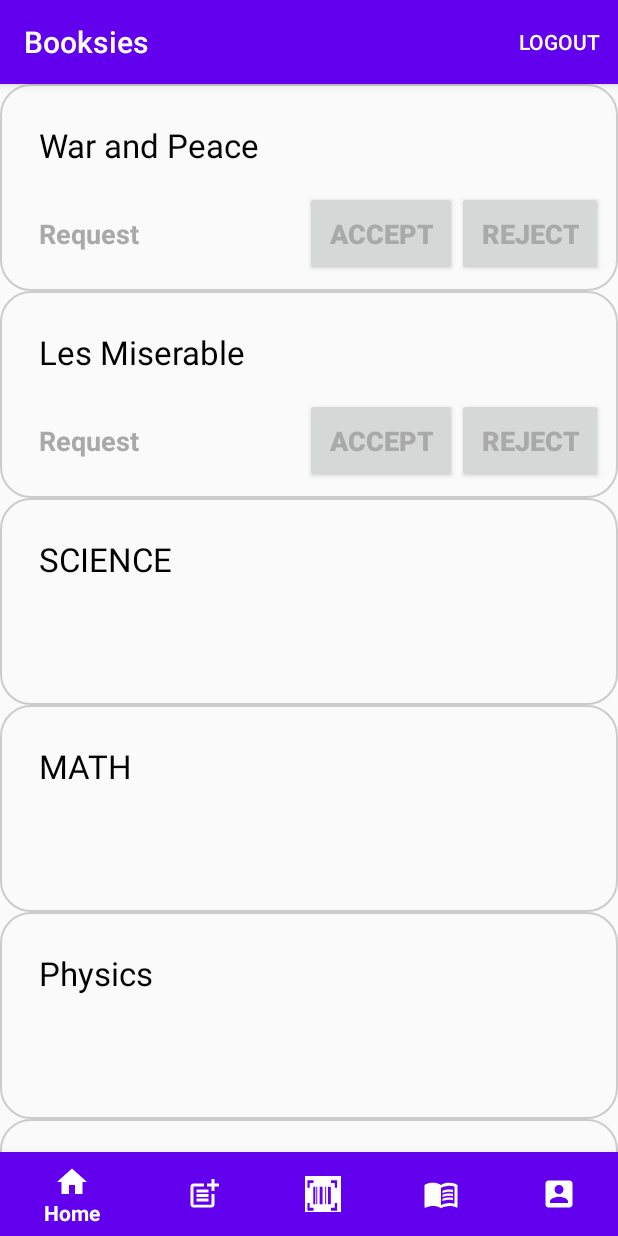
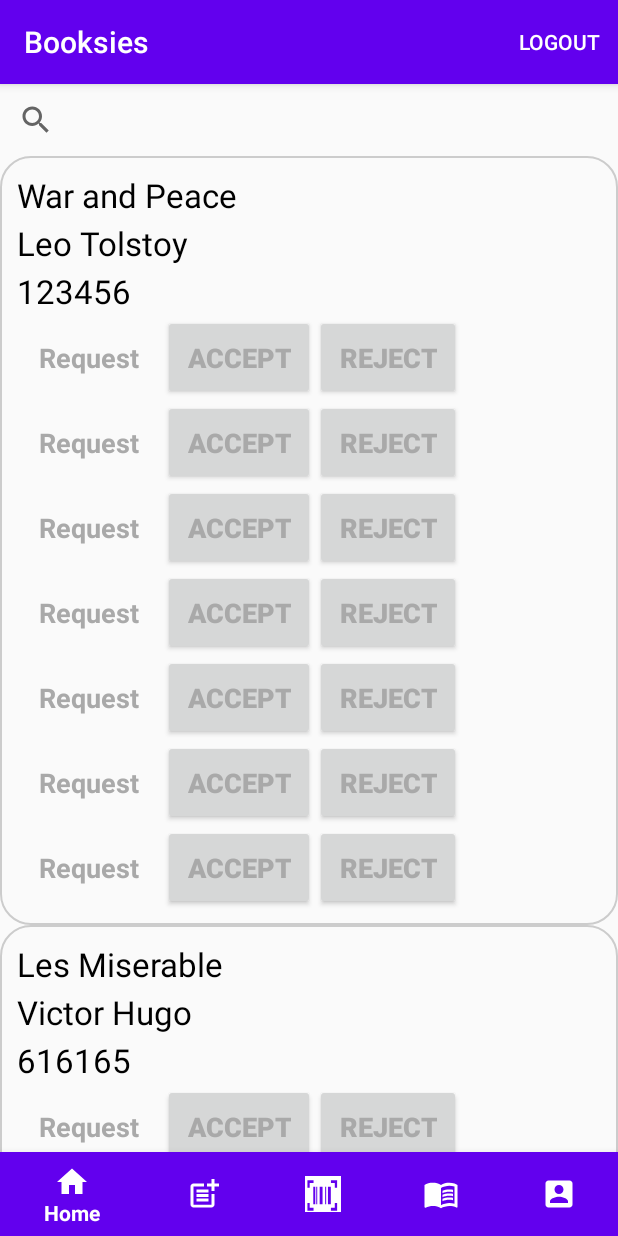
Before and after one commit to CMPUT301F20T03/OneInfiniteLoop, an Android app: the HomeFragment screen opened directly, with no data from a screen before it, after a tap on "Les Miserable", on a phone screen of 412 x 824 dp. Run offline under Robolectric (Android 15) with nearby library versions, the phone set to English and light mode, and no system bars; our stand-ins replace Firebase (no records; nobody signed in at launch, a user with empty details on screens opened directly); 1 other tap on this screen came first.

Commit message:
created the list in the expandable list and request is possible

```diff
--- a/Booksies/app/src/main/java/com/example/booksies/HomeFragment.java
+++ b/Booksies/app/src/main/java/com/example/booksies/HomeFragment.java
@@ -31,20 +31,17 @@ public class HomeFragment extends Fragment {
 
         // Inflate the layout for this fragment
         View view =  inflater.inflate(R.layout.fragment_home, container, false);
-        String[] books = {"War and Peace", "Les Miserable","SCIENCE","MATH", "Physics", "History"
-                ,"The three musketeers", "TWD","Calculus","Statistics"}; // test data for recycler view
-        BooksData.addAll(Arrays.asList(books)); // add all books to ArrayList
         recyclerView =(RecyclerView) view.findViewById(R.id.book_list);
         assert recyclerView != null;
         layoutManager = new LinearLayoutManager(view.getContext());
         recyclerView.setLayoutManager(layoutManager);
-        BooksList.add(new Books("War and Peace","","",false));
-        BooksList.add(new Books("Les Miserable","","",false));
-        BooksList.add(new Books("SCIENCE","","",false));
-        BooksList.add(new Books("MATH","","",false));
-        BooksList.add(new Books("Physics","","",false));
-        BooksList.add(new Books("History","","",false));
-        BooksList.add(new Books("History","","",false));
+        BooksList.add(new Books("123456","Leo Tolstoy","War and Peace",false));
+        BooksList.add(new Books("616165","Victor Hugo","Les Miserable",false));
+        BooksList.add(new Books("225522","Albert Eistein","SCIENCE",false));
+        BooksList.add(new Books("236266","Ramanujan","MATH",false));
+        BooksList.add(new Books("646223","Newton","Physics",false));
+        BooksList.add(new Books("314623","Iranian","History",false));
+        BooksList.add(new Books("616315","Indian","Computer",false));
         mAdapter = new MyAdapter(BooksList);
         recyclerView.setAdapter(mAdapter);
         recyclerView.setItemAnimator(new DefaultItemAnimator());
--- a/Booksies/app/src/main/java/com/example/booksies/MyAdabter.java
+++ b/Booksies/app/src/main/java/com/example/booksies/MyAdabter.java
@@ -8,6 +8,8 @@ import android.widget.LinearLayout;
 import android.widget.RelativeLayout;
 import android.widget.TextView;
 
+import androidx.recyclerview.widget.DefaultItemAnimator;
+import androidx.recyclerview.widget.LinearLayoutManager;
 import androidx.recyclerview.widget.RecyclerView;
 
 import java.util.ArrayList;
@@ -29,16 +31,29 @@ class MyAdapter extends RecyclerView.Adapter<MyAdapter.MyViewHolder> {
     // you provide access to all the views for a data item in a view holder
     public class MyViewHolder extends RecyclerView.ViewHolder {
         // each data item is just a string in this case
-        public TextView textView;
+        public TextView titleView;
+        public TextView authorView;
+        public TextView isbnView;
         public RelativeLayout expand;
         public LinearLayout linearLayout;
+        public RecyclerView r_view;
+        public RecyclerView.Adapter mAdapter;
+
+
         public MyViewHolder(View v) {
             super(v);
-            textView = v.findViewById(R.id.book_name);
+            titleView = v.findViewById(R.id.book_name);
+            authorView = v.findViewById(R.id.book_author);
+            isbnView = v.findViewById(R.id.book_isbn);
             expand = v.findViewById(R.id.expandable_layout);
+            r_view = (RecyclerView) v.findViewById(R.id.expand_rlist);
+            r_view.setLayoutManager(new LinearLayoutManager(v.getContext()));
+            mAdapter = new MyAdapter_Expand(mDataset);
+            r_view.setAdapter(mAdapter);
+            r_view.setItemAnimator(new DefaultItemAnimator());
+            r_view.setHasFixedSize(true);
             linearLayout = v.findViewById(R.id.linear_layout);
-
-            textView.setOnClickListener(new View.OnClickListener() {
+            linearLayout.setOnClickListener(new View.OnClickListener() {
                 @Override
                 public void onClick(View view) {
                     Books book = mDataset.get(getAdapterPosition());
@@ -73,9 +88,12 @@ class MyAdapter extends RecyclerView.Adapter<MyAdapter.MyViewHolder> {
     public void onBindViewHolder(MyViewHolder holder, int position) {
         // - get element from your dataset at this position
         // - replace the contents of the view with that element
-        holder.textView.setText(mDataset.get(position).getISBN());
+        holder.titleView.setText(mDataset.get(position).getTitle());
+        holder.authorView.setText(mDataset.get(position).getAuthor());
+        holder.isbnView.setText(mDataset.get(position).getISBN());
+
         if(!mDataset.get(position).expand)
-        holder.expand.setVisibility(View.INVISIBLE);
+        holder.expand.setVisibility(View.GONE);
         else
         {
             holder.expand.setVisibility(View.VISIBLE);
--- /dev/null
+++ b/Booksies/app/src/main/java/com/example/booksies/MyAdapter_Expand.java
@@ -0,0 +1,69 @@
+package com.example.booksies;
+
+
+import android.view.LayoutInflater;
+import android.view.View;
+import android.view.ViewGroup;
+import android.widget.LinearLayout;
+import android.widget.RelativeLayout;
+import android.widget.TextView;
+
+import androidx.recyclerview.widget.RecyclerView;
+
+import java.util.ArrayList;
+
+/**
+ * This class is a custom adapter for RecyclerView
+ *
+ */
+
+//Acknowledgement: https://developer.android.com/guide/topics/ui/layout/recyclerview
+
+class MyAdapter_Expand extends RecyclerView.Adapter<MyAdapter_Expand.MyViewHolder> {
+    public ArrayList<Books> mDataset;
+    //public static ArrayList<Boolean> expandable;
+
+
+    // Provide a reference to the views for each data item
+    // Complex data items may need more than one view per item, and
+    // you provide access to all the views for a data item in a view holder
+    public class MyViewHolder extends RecyclerView.ViewHolder {
+        // each data item is just a string in this case
+        public MyViewHolder(View v) {
+            super(v);
+
+        }
+    }
+
+    // Provide a suitable constructor (depends on the kind of dataset)
+    public MyAdapter_Expand(ArrayList<Books> myDataset) {
+        mDataset = myDataset;
+    }
+
+    // Create new views (invoked by the layout manager)
+    @Override
+    public MyAdapter_Expand.MyViewHolder onCreateViewHolder(ViewGroup parent, int viewType) {
+        // create a new view
+        View v = (View) LayoutInflater.from(parent.getContext())
+                .inflate(R.layout.content_home_expand, parent, false);
+
+        MyViewHolder vh = new MyViewHolder(v);
+        return vh;
+    }
+
+    // Replace the contents of a view (invoked by the layout manager)
+    @Override
+    public void onBindViewHolder(MyViewHolder holder, int position) {
+        // - get element from your dataset at this position
+        // - replace the contents of the view with that element
+
+
+
+    }
+
+    // Return the size of your dataset (invoked by the layout manager)
+    @Override
+    public int getItemCount() {
+        return mDataset.size();
+    }
+}
--- a/Booksies/app/src/main/res/layout/content_home.xml
+++ b/Booksies/app/src/main/res/layout/content_home.xml
@@ -14,7 +14,25 @@
         android:id="@+id/book_name"
         android:text="Book"
         android:textSize="22sp"
-        android:padding="16dp"
+        android:padding="1dp"
+        android:textColor="#000"
+        />
+    <TextView
+        android:layout_width="wrap_content"
+        android:layout_height="wrap_content"
+        android:id="@+id/book_author"
+        android:text="Book"
+        android:textSize="22sp"
+        android:padding="1dp"
+        android:textColor="#000"
+        />
+    <TextView
+        android:layout_width="wrap_content"
+        android:layout_height="wrap_content"
+        android:id="@+id/book_isbn"
+        android:text="Book"
+        android:textSize="22sp"
+        android:padding="1dp"
         android:textColor="#000"
         />
 
@@ -24,39 +42,15 @@
         android:id="@+id/expandable_layout"
         >
 
-        <TextView
-            android:layout_width="wrap_content"
+        <androidx.recyclerview.widget.RecyclerView
+            android:layout_width="match_parent"
             android:layout_height="wrap_content"
-            android:id="@+id/request"
-            android:text="Request"
-            android:padding="16dp"
-            android:textSize="18sp"
-            android:textStyle="bold"
-            android:textColor="#a9a9a9"
-            />
-        <Button
-            android:layout_width="wrap_content"
-            android:layout_height="wrap_content"
-            android:id="@+id/accept"
-            android:text="accept"
-            android:padding="16dp"
-            android:textSize="18sp"
-            android:textStyle="bold"
-            android:textColor="#a9a9a9"
-            android:layout_toLeftOf="@+id/reject"
+            android:id="@+id/expand_rlist"
+            xmlns:tools="http://schemas.android.com/tools"
+            tools:listitem="@layout/content_home_expand"
+            >
 
-            />
-        <Button
-            android:layout_width="wrap_content"
-            android:layout_height="wrap_content"
-            android:id="@+id/reject"
-            android:text="reject"
-            android:padding="16dp"
-            android:textSize="18sp"
-            android:textStyle="bold"
-            android:textColor="#a9a9a9"
-            android:layout_alignParentRight="true"
-            />
+        </androidx.recyclerview.widget.RecyclerView>
 
 
     </RelativeLayout>
--- /dev/null
+++ b/Booksies/app/src/main/res/layout/content_home_expand.xml
@@ -0,0 +1,41 @@
+<?xml version="1.0" encoding="utf-8"?>
+<LinearLayout xmlns:android="http://schemas.android.com/apk/res/android"
+    android:orientation="horizontal"
+    android:layout_width="match_parent"
+    android:layout_height="wrap_content">
+
+    <TextView
+        android:layout_width="wrap_content"
+        android:layout_height="wrap_content"
+        android:id="@+id/request"
+        android:text="Request"
+        android:padding="16dp"
+        android:textSize="18sp"
+        android:textStyle="bold"
+        android:textColor="#a9a9a9"
+        />
+    <Button
+        android:layout_width="wrap_content"
+        android:layout_height="wrap_content"
+        android:id="@+id/accept"
+        android:text="accept"
+        android:padding="16dp"
+        android:textSize="18sp"
+        android:textStyle="bold"
+        android:textColor="#a9a9a9"
+        android:layout_toLeftOf="@+id/reject"
+
+        />
+
+    <Button
+        android:id="@+id/reject"
+        android:layout_width="wrap_content"
+        android:layout_height="wrap_content"
+        android:layout_alignParentRight="true"
+        android:padding="16dp"
+        android:text="reject"
+        android:textColor="#a9a9a9"
+        android:textSize="18sp"
+        android:textStyle="bold" />
+
+</LinearLayout>
--- a/Booksies/app/src/main/res/layout/fragment_home.xml
+++ b/Booksies/app/src/main/res/layout/fragment_home.xml
@@ -6,6 +6,11 @@
     android:layout_height="match_parent"
     android:orientation="vertical">
 
+    <SearchView
+        android:layout_width="match_parent"
+        android:layout_height="wrap_content"
+        android:id="@+id/search_bar"
+        ></SearchView>
 
     <androidx.recyclerview.widget.RecyclerView
         android:id="@+id/book_list"
```
